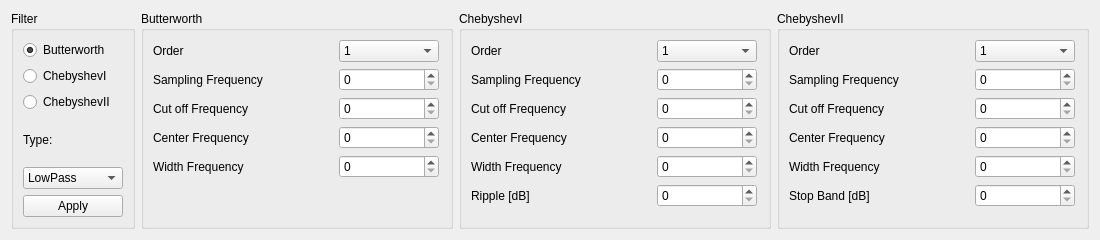
First picture: the form in source/serialplot/src/filtercontrol.ui, repository KacperJanowski98/SerialPlot-Biomedical-Signals, before the edit.
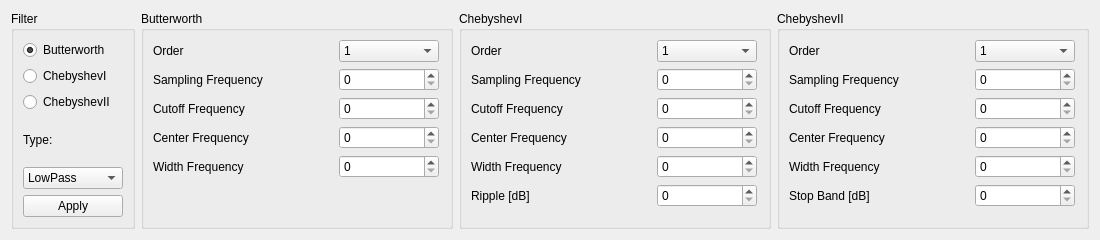
Second picture: the form after the edit.

The edit to the form file:
```diff
--- a/source/serialplot/src/filtercontrol.ui
+++ b/source/serialplot/src/filtercontrol.ui
@@ -217,7 +217,7 @@
          </size>
         </property>
         <property name="text">
-         <string>Cut off Frequency</string>
+         <string>Cutoff Frequency</string>
         </property>
        </widget>
       </item>
@@ -529,7 +529,7 @@
          </size>
         </property>
         <property name="text">
-         <string>Cut off Frequency</string>
+         <string>Cutoff Frequency</string>
         </property>
        </widget>
       </item>
@@ -801,7 +801,7 @@
          </size>
         </property>
         <property name="text">
-         <string>Cut off Frequency</string>
+         <string>Cutoff Frequency</string>
         </property>
        </widget>
       </item>
```
Left out of the diff: 58 changed lines with no effect on the pictures.
